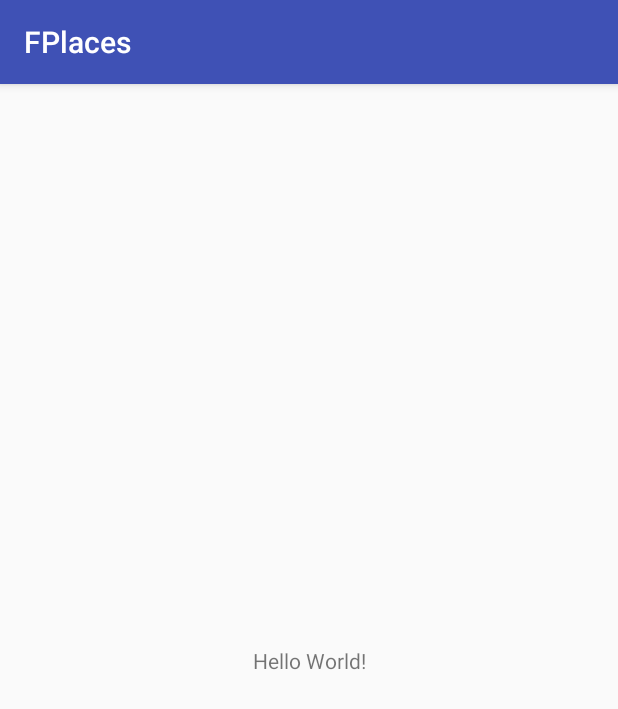
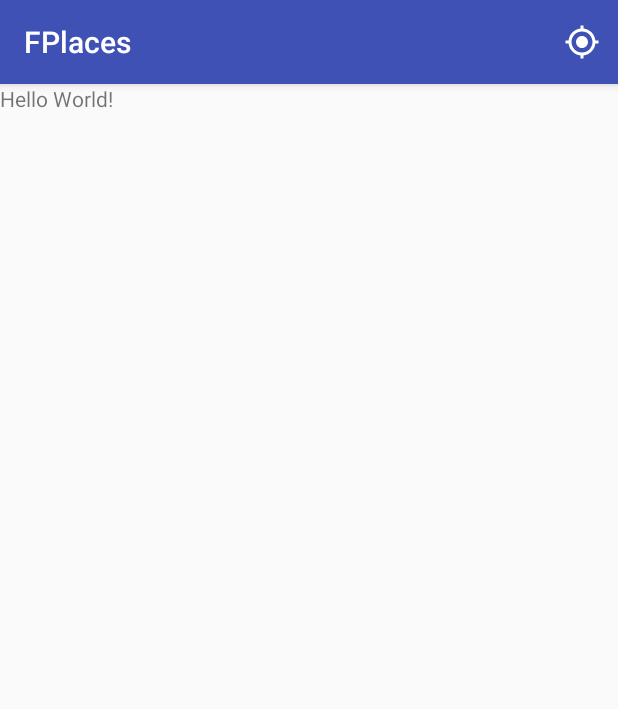
Before and after one commit to mkalenicz/fplaces, an Android app: the screen it shows after launch (MainActivity), on a phone screen of 412 x 824 dp. Shown: the top 709 px of the screen. Run offline under Robolectric (Android 15) with nearby library versions, the phone set to English and light mode, and no system bars.

Commit message:
Add options menu - my location icon

```diff
--- a/app/build.gradle
+++ b/app/build.gradle
@@ -25,6 +25,11 @@ dependencies {
         exclude group: 'com.android.support', module: 'support-annotations'
     })
     compile 'com.android.support:appcompat-v7:25.3.1'
+    compile 'com.jakewharton:butterknife:8.6.0'
+    compile 'com.android.support:design:25.3.1'
     compile 'com.android.support.constraint:constraint-layout:1.0.2'
     testCompile 'junit:junit:4.12'
+   // compile 'com.google.android.gms:play-services:11.0.0'
+    annotationProcessor 'com.jakewharton:butterknife-compiler:8.6.0'
+    //compile 'com.android.support:recyclerview-v7:21.0.+'
 }
--- a/app/src/main/AndroidManifest.xml
+++ b/app/src/main/AndroidManifest.xml
@@ -1,6 +1,8 @@
 <?xml version="1.0" encoding="utf-8"?>
 <manifest xmlns:android="http://schemas.android.com/apk/res/android"
     package="com.kalenicz.maciej.fplaces">
+
+    <uses-permission android:name="android.permission.ACCESS_COARSE_LOCATION"/>
 
     <application
         android:allowBackup="true"
--- a/app/src/main/java/com/kalenicz/maciej/fplaces/MainActivity.java
+++ b/app/src/main/java/com/kalenicz/maciej/fplaces/MainActivity.java
@@ -2,12 +2,23 @@ package com.kalenicz.maciej.fplaces;
 
 import android.support.v7.app.AppCompatActivity;
 import android.os.Bundle;
+import android.view.Menu;
+
+
 
 public class MainActivity extends AppCompatActivity {
+
 
     @Override
     protected void onCreate(Bundle savedInstanceState) {
         super.onCreate(savedInstanceState);
         setContentView(R.layout.activity_main);
     }
+
+
+    @Override
+    public boolean onCreateOptionsMenu(Menu menu) {
+        getMenuInflater().inflate(R.menu.options_menu, menu);
+        return super.onCreateOptionsMenu(menu);
+    }
 }
--- /dev/null
+++ b/app/src/main/res/drawable/ic_my_location_black_24dp.xml
@@ -0,0 +1,9 @@
+<vector xmlns:android="http://schemas.android.com/apk/res/android"
+        android:width="24dp"
+        android:height="24dp"
+        android:viewportWidth="24.0"
+        android:viewportHeight="24.0">
+    <path
+        android:fillColor="#ffffff"
+        android:pathData="M12,8c-2.21,0 -4,1.79 -4,4s1.79,4 4,4 4,-1.79 4,-4 -1.79,-4 -4,-4zM20.94,11c-0.46,-4.17 -3.77,-7.48 -7.94,-7.94L13,1h-2v2.06C6.83,3.52 3.52,6.83 3.06,11L1,11v2h2.06c0.46,4.17 3.77,7.48 7.94,7.94L11,23h2v-2.06c4.17,-0.46 7.48,-3.77 7.94,-7.94L23,13v-2h-2.06zM12,19c-3.87,0 -7,-3.13 -7,-7s3.13,-7 7,-7 7,3.13 7,7 -3.13,7 -7,7z"/>
+</vector>
--- a/app/src/main/res/layout/activity_main.xml
+++ b/app/src/main/res/layout/activity_main.xml
@@ -1,18 +1,14 @@
 <?xml version="1.0" encoding="utf-8"?>
-<android.support.constraint.ConstraintLayout xmlns:android="http://schemas.android.com/apk/res/android"
-    xmlns:app="http://schemas.android.com/apk/res-auto"
-    xmlns:tools="http://schemas.android.com/tools"
+<FrameLayout android:id="@+id/my_recycler_view"
+    android:scrollbars="vertical"
     android:layout_width="match_parent"
     android:layout_height="match_parent"
-    tools:context="com.kalenicz.maciej.fplaces.MainActivity">
+    xmlns:android="http://schemas.android.com/apk/res/android">
 
     <TextView
+        android:id="@+id/text_view"
         android:layout_width="wrap_content"
         android:layout_height="wrap_content"
-        android:text="Hello World!"
-        app:layout_constraintBottom_toBottomOf="parent"
-        app:layout_constraintLeft_toLeftOf="parent"
-        app:layout_constraintRight_toRightOf="parent"
-        app:layout_constraintTop_toTopOf="parent" />
+        android:text="Hello World!" />
 
-</android.support.constraint.ConstraintLayout>
+</FrameLayout>
--- /dev/null
+++ b/app/src/main/res/menu/options_menu.xml
@@ -0,0 +1,9 @@
+<?xml version="1.0" encoding="utf-8"?>
+<menu xmlns:android="http://schemas.android.com/apk/res/android"
+    xmlns:app="http://schemas.android.com/apk/res-auto">
+    <item
+        android:id="@+id/options_info"
+        android:title="Info"
+        android:icon="@drawable/ic_my_location_black_24dp"
+        app:showAsAction="always"/>
+</menu>
--- a/build.gradle
+++ b/build.gradle
@@ -3,6 +3,7 @@
 buildscript {
     repositories {
         jcenter()
+
     }
     dependencies {
         classpath 'com.android.tools.build:gradle:2.3.3'
```
